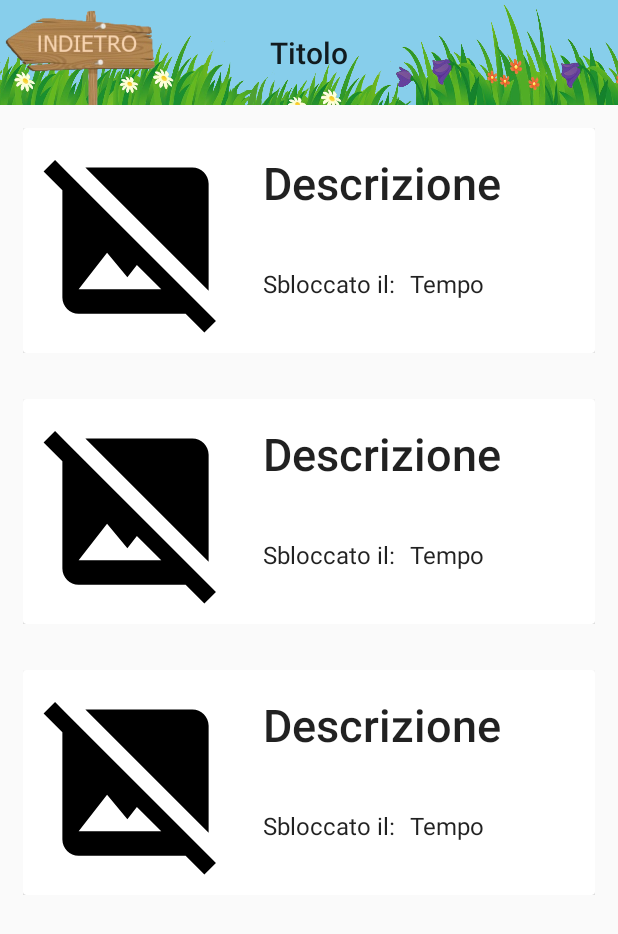
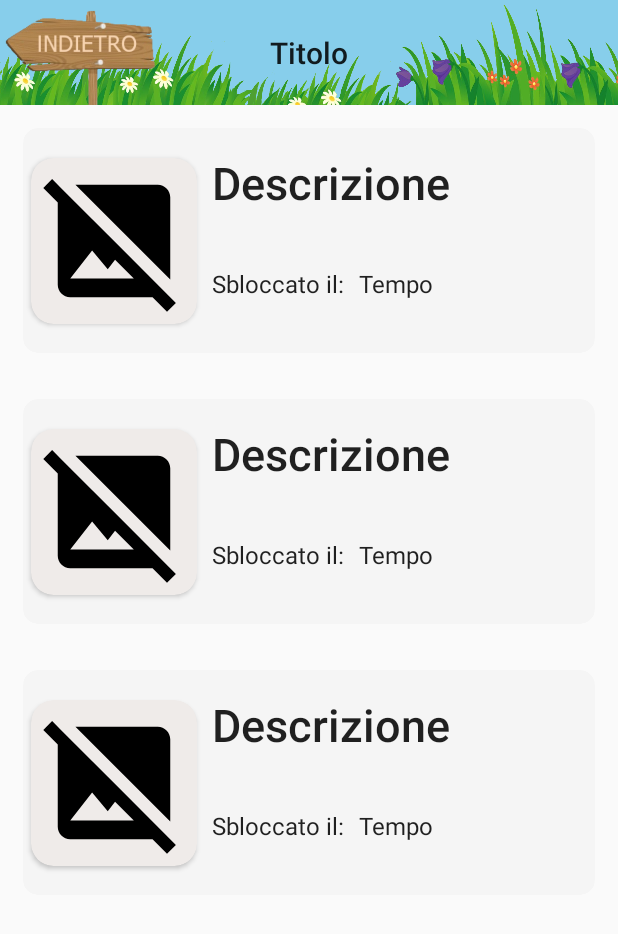
Before and after one commit to ElisaTronetti/DegreeProject, an Android app: the layout activity_collection.xml on its own in the app's theme, with its tools: preview values and no code run, on a phone screen of 412 x 824 dp. Shown: the top 934 px of the screen. Run offline under Robolectric (Android 15) with nearby library versions, the phone set to English and light mode, and no system bars; network calls fail.

Commit message:
Changed layout of widget collection

```diff
--- a/DegreeApp/app/src/main/res/layout/widget_collection.xml
+++ b/DegreeApp/app/src/main/res/layout/widget_collection.xml
@@ -8,22 +8,32 @@
 
     <androidx.cardview.widget.CardView
         android:layout_width="match_parent"
-        android:layout_height="150dp">
+        android:layout_height="150dp"
+        app:cardCornerRadius="10dp"
+        app:cardElevation="0dp"
+        android:backgroundTint="@color/background_cardview">
         <androidx.constraintlayout.widget.ConstraintLayout
             android:layout_width="match_parent"
             android:layout_height="match_parent"
             android:layout_gravity="center">
-
-            <androidx.appcompat.widget.AppCompatImageView
-                android:id="@+id/collection_image"
-                android:layout_width="150dp"
-                android:layout_height="match_parent"
-                android:padding="10dp"
-                android:src="@drawable/ic_image_not_supported_black"
+            <androidx.cardview.widget.CardView
+                android:layout_width="wrap_content"
+                android:layout_height="wrap_content"
+                android:id="@+id/collection_cardview"
+                android:backgroundTint="@color/background_icon"
+                app:cardCornerRadius="15dp"
+                android:layout_margin="5dp"
                 app:layout_constraintBottom_toBottomOf="parent"
                 app:layout_constraintStart_toStartOf="parent"
                 app:layout_constraintTop_toTopOf="parent">
-            </androidx.appcompat.widget.AppCompatImageView>
+                <androidx.appcompat.widget.AppCompatImageView
+                    android:id="@+id/collection_image"
+                    android:layout_width="100dp"
+                    android:layout_height="100dp"
+                    android:layout_margin="5dp"
+                    android:src="@drawable/ic_image_not_supported_black">
+                </androidx.appcompat.widget.AppCompatImageView>
+            </androidx.cardview.widget.CardView>
 
             <androidx.appcompat.widget.AppCompatTextView
                 android:id="@+id/collection_description"
@@ -35,7 +45,7 @@
                 android:textSize="30sp"
                 app:layout_constraintBottom_toBottomOf="parent"
                 app:layout_constraintEnd_toEndOf="parent"
-                app:layout_constraintStart_toEndOf="@+id/collection_image"
+                app:layout_constraintStart_toEndOf="@+id/collection_cardview"
                 app:layout_constraintTop_toTopOf="parent"
                 app:layout_constraintVertical_bias="0.146">
             </androidx.appcompat.widget.AppCompatTextView>
@@ -48,7 +58,7 @@
                 android:text="@string/sbloccato_il"
                 android:textAppearance="@style/TextAppearance.AppCompat.Light.SearchResult.Subtitle"
                 app:layout_constraintBottom_toBottomOf="parent"
-                app:layout_constraintStart_toEndOf="@+id/collection_image"
+                app:layout_constraintStart_toEndOf="@+id/collection_cardview"
                 app:layout_constraintTop_toBottomOf="@+id/collection_description">
             </androidx.appcompat.widget.AppCompatTextView>
 
```
